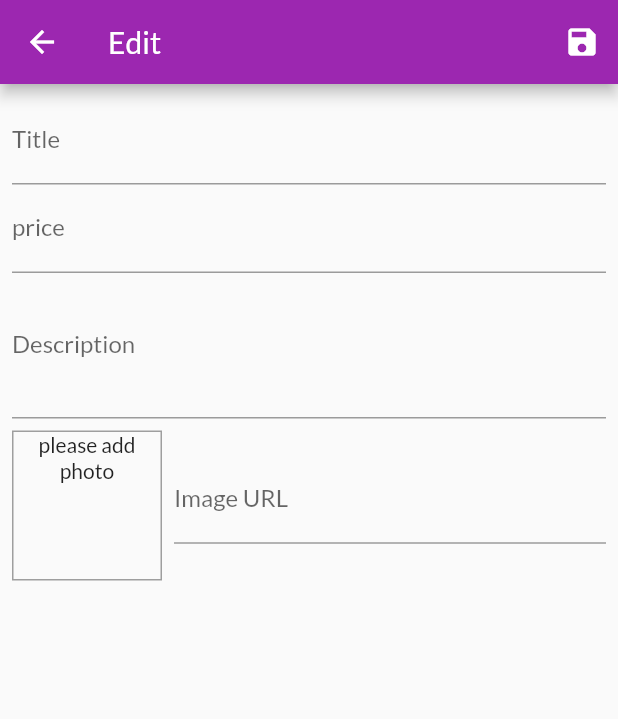
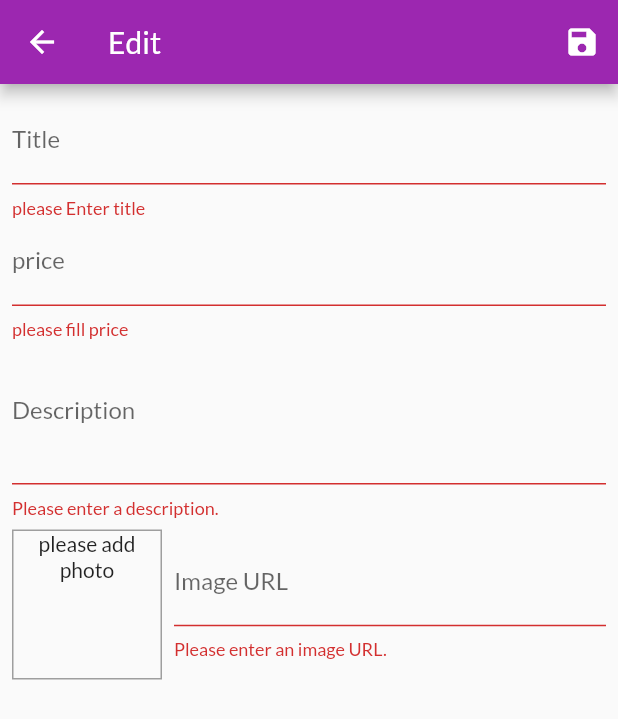
Before and after one commit to RexGod/shopapp, a Flutter app: the EditScreen screen opened by its route, after a tap on the "save" icon, on a phone screen of 412 x 824 dp. Shown: the top 719 px of the screen. Run offline on Flutter 3.47's test engine with Material 2 defaults, Android fonts, the phone set to English and light mode, and no system bars; network calls fail.

Commit message:
add validation to forms

```diff
--- a/lib/screens/edit_prouct_screen.dart
+++ b/lib/screens/edit_prouct_screen.dart
@@ -117,6 +117,12 @@ class _EditScreenState extends State<EditScreen> {
               textInputAction: TextInputAction.next,
               onFieldSubmitted: (_) =>
                   FocusScope.of(context).requestFocus(_priceFocus),
+              validator: (value) {
+                if (value!.isEmpty) {
+                  return 'please Enter title';
+                }
+                return null;
+              },
               onSaved: (newValue) => _editProduct = Product(
                   id: _editProduct.id,
                   title: newValue.toString(),
@@ -132,6 +138,18 @@ class _EditScreenState extends State<EditScreen> {
               focusNode: _priceFocus,
               onFieldSubmitted: (_) =>
                   FocusScope.of(context).requestFocus(_descriptionFocus),
+              validator: (value) {
+                if (value!.isEmpty) {
+                  return 'please fill price';
+                }
+                if (double.tryParse(value) == null) {
+                  return 'Please enter a valid number.';
+                }
+                if (double.parse(value) <= 0) {
+                  return 'Please enter a number greater than zero.';
+                }
+                return null;
+              },
               onSaved: (newValue) => _editProduct = Product(
                   id: _editProduct.id,
                   title: _editProduct.title,
@@ -145,6 +163,15 @@ class _EditScreenState extends State<EditScreen> {
               focusNode: _descriptionFocus,
               maxLines: 3,
               keyboardType: TextInputType.multiline,
+              validator: (value) {
+                if (value!.isEmpty) {
+                  return 'Please enter a description.';
+                }
+                if (value.length < 10) {
+                  return 'Should be at least 10 characters long.';
+                }
+                return null;
+              },
               onSaved: (newValue) => _editProduct = Product(
                   id: _editProduct.id,
                   title: _editProduct.title,
@@ -185,6 +212,21 @@ class _EditScreenState extends State<EditScreen> {
                       _saveForm();
                     },
                     focusNode: _imageUrlFocus,
+                    validator: (value) {
+                      if (value!.isEmpty) {
+                        return 'Please enter an image URL.';
+                      }
+                      if (!value.startsWith('http') &&
+                          !value.startsWith('https')) {
+                        return 'Please enter a valid URL.';
+                      }
+                      if (!value.endsWith('.png') &&
+                          !value.endsWith('.jpg') &&
+                          !value.endsWith('.jpeg')) {
+                        return 'Please enter a valid image URL.';
+                      }
+                      return null;
+                    },
                     onSaved: (newValue) => _editProduct = Product(
                         id: _editProduct.id,
                         title: _editProduct.title,
```
